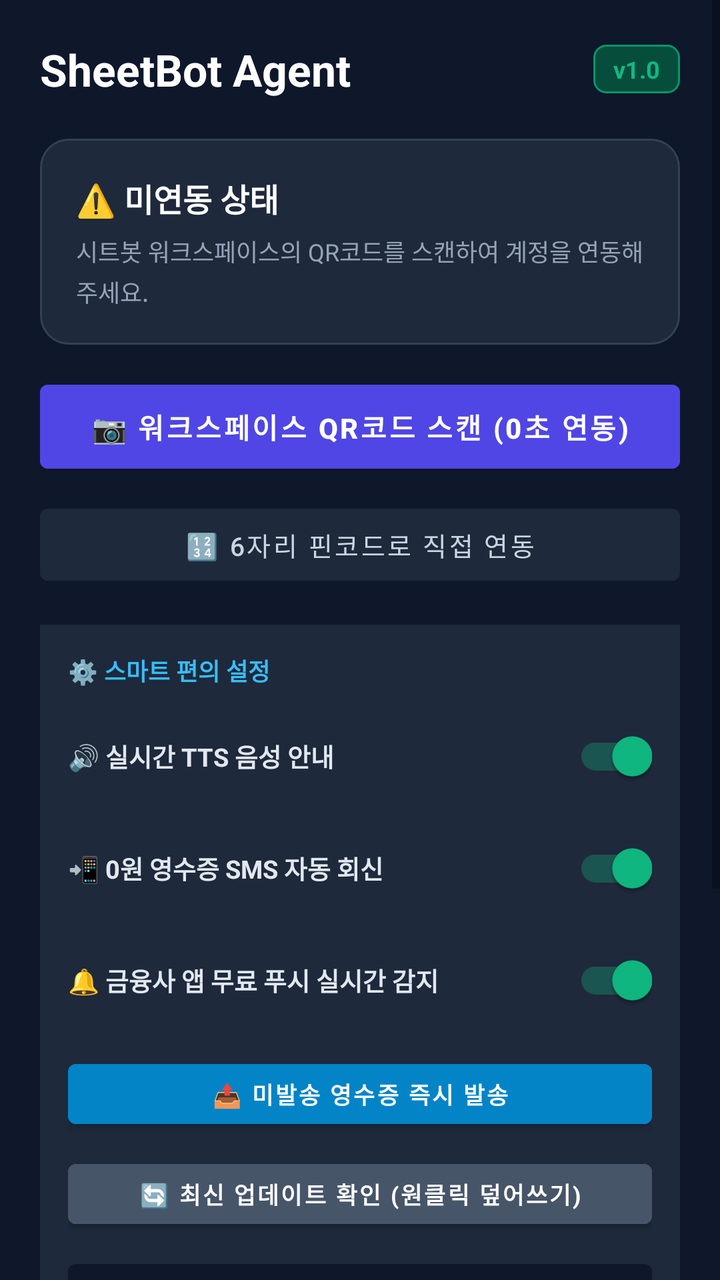
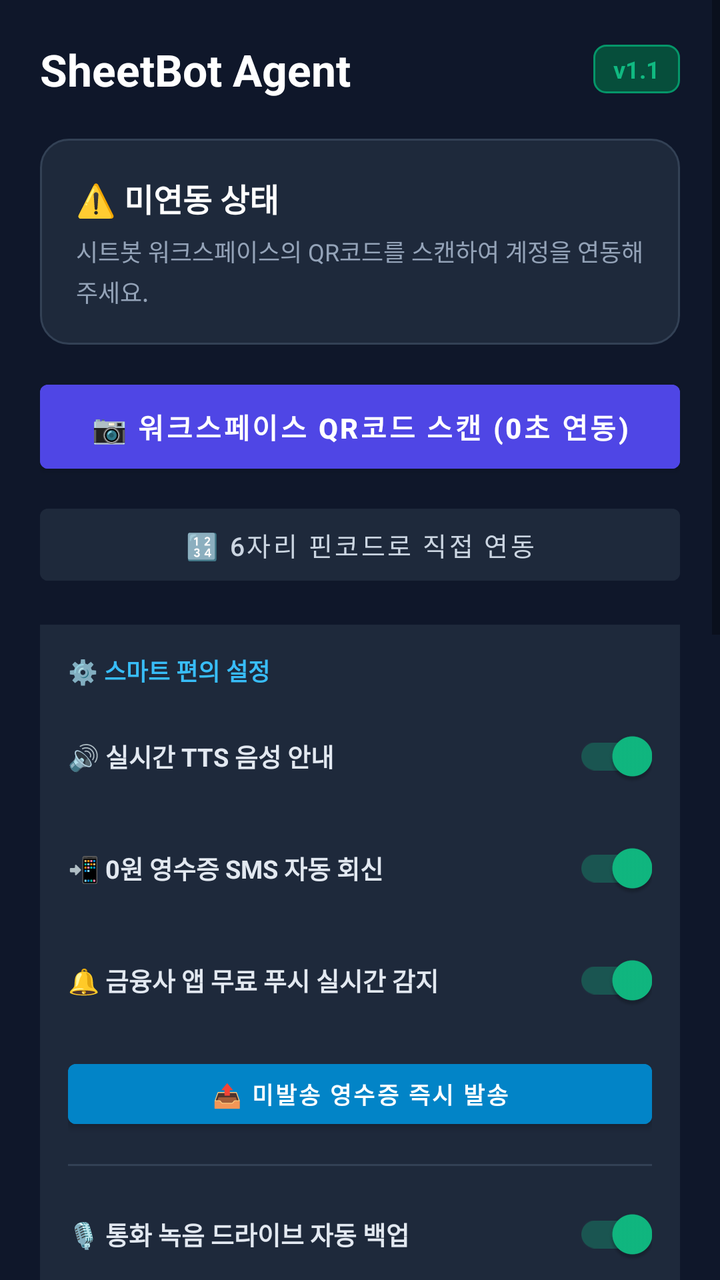

Compare the two renders of this Android layout. The source of the first and the diff that turns it into the second are given below.
<!-- AndroidManifest.xml: application theme Theme.SheetBotDepositAgent -->
<!-- res/layout/activity_main.xml -->
<?xml version="1.0" encoding="utf-8"?>
<FrameLayout xmlns:android="http://schemas.android.com/apk/res/android"
    xmlns:app="http://schemas.android.com/apk/res-auto"
    android:layout_width="match_parent"
    android:layout_height="match_parent"
    android:background="#0F172A">

    <ScrollView
        android:layout_width="match_parent"
        android:layout_height="match_parent"
        android:fillViewport="true">

    <LinearLayout
        android:layout_width="match_parent"
        android:layout_height="wrap_content"
        android:orientation="vertical"
        android:padding="20dp">

        
        <LinearLayout
            android:layout_width="match_parent"
            android:layout_height="wrap_content"
            android:orientation="horizontal"
            android:gravity="center_vertical"
            android:layout_marginBottom="20dp">

            <TextView
                android:layout_width="0dp"
                android:layout_height="wrap_content"
                android:layout_weight="1"
                android:text="SheetBot Agent"
                android:textColor="#FFFFFF"
                android:textSize="22sp"
                android:textStyle="bold" />

            <TextView
                android:layout_width="wrap_content"
                android:layout_height="wrap_content"
                android:background="@drawable/bg_badge_version"
                android:paddingHorizontal="10dp"
                android:paddingVertical="4dp"
                android:text="v1.0"
                android:textColor="#10B981"
                android:textSize="12sp"
                android:textStyle="bold" />
        </LinearLayout>

        
        <LinearLayout
            android:id="@+id/cardStatus"
            android:layout_width="match_parent"
            android:layout_height="wrap_content"
            android:orientation="vertical"
            android:padding="18dp"
            android:background="@drawable/bg_card_unpaired"
            android:layout_marginBottom="14dp">

            <TextView
                android:id="@+id/tvStatusTitle"
                android:layout_width="wrap_content"
                android:layout_height="wrap_content"
                android:text="⚠️ 미연동 상태"
                android:textColor="#FFFFFF"
                android:textSize="16sp"
                android:textStyle="bold" />

            <TextView
                android:id="@+id/tvStatusDesc"
                android:layout_width="match_parent"
                android:layout_height="wrap_content"
                android:layout_marginTop="6dp"
                android:text="시트봇 워크스페이스의 QR코드를 스캔하여 계정을 연동해 주세요."
                android:textColor="#94A3B8"
                android:textSize="12sp"
                android:lineSpacingExtra="3dp" />
        </LinearLayout>

        
        <LinearLayout
            android:id="@+id/layoutServerMonitor"
            android:layout_width="match_parent"
            android:layout_height="wrap_content"
            android:orientation="vertical"
            android:background="#1E293B"
            android:padding="14dp"
            android:layout_marginBottom="14dp"
            android:visibility="gone">

            <LinearLayout
                android:layout_width="match_parent"
                android:layout_height="wrap_content"
                android:orientation="horizontal"
                android:gravity="center_vertical"
                android:layout_marginBottom="6dp">

                <TextView
                    android:id="@+id/tvServerStatus"
                    android:layout_width="0dp"
                    android:layout_height="wrap_content"
                    android:layout_weight="1"
                    android:text="🌐 서버 통신: 🟢 정상 가동 (sheetbot.cloud)"
                    android:textColor="#E2E8F0"
                    android:textSize="12.5sp"
                    android:textStyle="bold" />

                <Button
                    android:id="@+id/btnRefreshServerStatus"
                    android:layout_width="wrap_content"
                    android:layout_height="34dp"
                    android:backgroundTint="#334155"
                    android:text="🔄 재점검"
                    android:textColor="#38BDF8"
                    android:textSize="11sp" />
            </LinearLayout>

            <TextView
                android:id="@+id/tvPendingDepositQueue"
                android:layout_width="match_parent"
                android:layout_height="wrap_content"
                android:text="📥 오프라인 안전 대기열: 0건 보관 중"
                android:textColor="#94A3B8"
                android:textSize="12sp" />
        </LinearLayout>

        
        <Button
            android:id="@+id/btnNotificationPermission"
            android:layout_width="match_parent"
            android:layout_height="wrap_content"
            android:layout_marginBottom="12dp"
            android:backgroundTint="#8B5CF6"
            android:text="🔔 금융사 앱 푸시 감지 권한 허용 (0원 통지)"
            android:textColor="#FFFFFF"
            android:textStyle="bold"
            android:visibility="gone" />

        
        <Button
            android:id="@+id/btnBatteryOpt"
            android:layout_width="match_parent"
            android:layout_height="wrap_content"
            android:layout_marginBottom="16dp"
            android:backgroundTint="#F59E0B"
            android:text="🔋 백그라운드 꺼짐 방지 설정 (배터리 제한 없음)"
            android:textColor="#FFFFFF"
            android:textStyle="bold"
            android:visibility="gone" />

        
        <ProgressBar
            android:id="@+id/progressBar"
            android:layout_width="wrap_content"
            android:layout_height="wrap_content"
            android:layout_gravity="center"
            android:layout_margin="8dp"
            android:visibility="gone" />

        
        <LinearLayout
            android:id="@+id/layoutUnpairedControls"
            android:layout_width="match_parent"
            android:layout_height="wrap_content"
            android:orientation="vertical"
            android:layout_marginBottom="16dp">

            <Button
                android:id="@+id/btnScanQr"
                android:layout_width="match_parent"
                android:layout_height="54dp"
                android:backgroundTint="#4F46E5"
                android:text="📷 워크스페이스 QR코드 스캔 (0초 연동)"
                android:textColor="#FFFFFF"
                android:textSize="14sp"
                android:textStyle="bold"
                android:layout_marginBottom="8dp" />

            <Button
                android:id="@+id/btnManualPin"
                android:layout_width="match_parent"
                android:layout_height="48dp"
                android:backgroundTint="#1E293B"
                android:text="🔢 6자리 핀코드로 직접 연동"
                android:textColor="#CBD5E1"
                android:textSize="13sp" />
        </LinearLayout>

        
        <LinearLayout
            android:id="@+id/layoutPairedControls"
            android:layout_width="match_parent"
            android:layout_height="wrap_content"
            android:orientation="vertical"
            android:layout_marginBottom="16dp"
            android:visibility="gone">

            <Button
                android:id="@+id/btnSyncPendingDeposits"
                android:layout_width="match_parent"
                android:layout_height="46dp"
                android:backgroundTint="#1E293B"
                android:text="📥 오프라인 대기열 서버 즉시 전송"
                android:textColor="#38BDF8"
                android:textSize="12.5sp"
                android:layout_marginBottom="8dp" />

            <Button
                android:id="@+id/btnUnlink"
                android:layout_width="match_parent"
                android:layout_height="44dp"
                android:backgroundTint="#334155"
                android:text="연동 해제"
                android:textColor="#94A3B8"
                android:textSize="12sp" />
        </LinearLayout>

        
        <LinearLayout
            android:layout_width="match_parent"
            android:layout_height="wrap_content"
            android:orientation="vertical"
            android:background="#1E293B"
            android:padding="14dp"
            android:layout_marginBottom="16dp">

            <TextView
                android:layout_width="wrap_content"
                android:layout_height="wrap_content"
                android:text="⚙️ 스마트 편의 설정"
                android:textColor="#38BDF8"
                android:textSize="12sp"
                android:textStyle="bold"
                android:layout_marginBottom="10dp" />

            <LinearLayout
                android:layout_width="match_parent"
                android:layout_height="wrap_content"
                android:orientation="horizontal"
                android:gravity="center_vertical"
                android:layout_marginBottom="8dp">

                <TextView
                    android:layout_width="0dp"
                    android:layout_height="wrap_content"
                    android:layout_weight="1"
                    android:text="🔊 실시간 TTS 음성 안내"
                    android:textColor="#E2E8F0"
                    android:textSize="12.5sp"
                    android:textStyle="bold" />

                <androidx.appcompat.widget.SwitchCompat
                    android:id="@+id/switchTts"
                    android:layout_width="wrap_content"
                    android:layout_height="wrap_content"
                    android:checked="true" />
            </LinearLayout>

            <LinearLayout
                android:layout_width="match_parent"
                android:layout_height="wrap_content"
                android:orientation="horizontal"
                android:gravity="center_vertical"
                android:layout_marginBottom="8dp">

                <TextView
                    android:layout_width="0dp"
                    android:layout_height="wrap_content"
                    android:layout_weight="1"
                    android:text="📲 0원 영수증 SMS 자동 회신"
                    android:textColor="#E2E8F0"
                    android:textSize="12.5sp"
                    android:textStyle="bold" />

                <androidx.appcompat.widget.SwitchCompat
                    android:id="@+id/switchReceiptSms"
                    android:layout_width="wrap_content"
                    android:layout_height="wrap_content"
                    android:checked="true" />
            </LinearLayout>

            <LinearLayout
                android:layout_width="match_parent"
                android:layout_height="wrap_content"
                android:orientation="horizontal"
                android:gravity="center_vertical"
                android:layout_marginBottom="12dp">

                <TextView
                    android:layout_width="0dp"
                    android:layout_height="wrap_content"
                    android:layout_weight="1"
                    android:text="🔔 금융사 앱 무료 푸시 실시간 감지"
                    android:textColor="#E2E8F0"
                    android:textSize="12.5sp"
                    android:textStyle="bold" />

                <androidx.appcompat.widget.SwitchCompat
                    android:id="@+id/switchPushDetection"
                    android:layout_width="wrap_content"
                    android:layout_height="wrap_content"
                    android:checked="true" />
            </LinearLayout>

            <Button
                android:id="@+id/btnSyncPendingReceipts"
                android:layout_width="match_parent"
                android:layout_height="42dp"
                android:backgroundTint="#0284C7"
                android:text="📤 미발송 영수증 즉시 발송"
                android:textColor="#FFFFFF"
                android:textSize="11.5sp"
                android:textStyle="bold"
                android:layout_marginBottom="8dp" />

            <Button
                android:id="@+id/btnCheckUpdate"
                android:layout_width="match_parent"
                android:layout_height="42dp"
                android:backgroundTint="#475569"
                android:text="🔄 최신 업데이트 확인 (원클릭 덮어쓰기)"
                android:textColor="#FFFFFF"
                android:textSize="11.5sp"
                android:textStyle="bold" />

            <Button
                android:id="@+id/btnEnterAod"
                android:layout_width="match_parent"
                android:layout_height="42dp"
                android:backgroundTint="#0F172A"
                android:text="🌙 올웨이즈 블랙 모드 (화면 번인 방지)"
                android:textColor="#94A3B8"
                android:textSize="11.5sp"
                android:textStyle="bold"
                android:layout_marginTop="8dp" />
        </LinearLayout>

        
        <LinearLayout
            android:id="@+id/layoutLastDeposit"
            android:layout_width="match_parent"
            android:layout_height="wrap_content"
            android:orientation="vertical"
            android:background="#1E293B"
            android:padding="14dp"
            android:layout_marginBottom="16dp"
            android:visibility="gone">

            <TextView
                android:layout_width="wrap_content"
                android:layout_height="wrap_content"
                android:text="최근 감지된 입금"
                android:textColor="#38BDF8"
                android:textSize="12sp"
                android:textStyle="bold" />

            <TextView
                android:id="@+id/tvLastDeposit"
                android:layout_width="match_parent"
                android:layout_height="wrap_content"
                android:layout_marginTop="4dp"
                android:text="내역 없음"
                android:textColor="#E2E8F0"
                android:textSize="11sp" />
        </LinearLayout>

        
        <TextView
            android:layout_width="wrap_content"
            android:layout_height="wrap_content"
            android:text="실시간 감지 로그"
            android:textColor="#64748B"
            android:textSize="12sp"
            android:textStyle="bold"
            android:layout_marginBottom="6dp" />

        <TextView
            android:id="@+id/tvLogs"
            android:layout_width="match_parent"
            android:layout_height="180dp"
            android:background="#020617"
            android:padding="12dp"
            android:textColor="#10B981"
            android:textSize="10.5sp"
            android:fontFamily="monospace"
            android:text="대기 중... 은행 입금 문자가 오면 자동으로 웹훅 전송됩니다.\n" />

    </LinearLayout>
    </ScrollView>

    
    <FrameLayout
        android:id="@+id/layoutAod"
        android:layout_width="match_parent"
        android:layout_height="match_parent"
        android:background="#000000"
        android:clickable="true"
        android:focusable="true"
        android:visibility="gone">

        <LinearLayout
            android:id="@+id/containerAodContent"
            android:layout_width="wrap_content"
            android:layout_height="wrap_content"
            android:layout_gravity="center"
            android:orientation="vertical"
            android:gravity="center">

            
            <View
                android:layout_width="8dp"
                android:layout_height="8dp"
                android:background="@drawable/bg_badge_version"
                android:backgroundTint="#10B981"
                android:layout_marginBottom="12dp" />

            <TextView
                android:id="@+id/tvAodClock"
                android:layout_width="wrap_content"
                android:layout_height="wrap_content"
                android:text="12:00"
                android:textColor="#334155"
                android:textSize="36sp"
                android:fontFamily="sans-serif-thin"
                android:textStyle="bold" />

            <TextView
                android:layout_width="wrap_content"
                android:layout_height="wrap_content"
                android:layout_marginTop="4dp"
                android:text="SheetBot 24H 입금 감지 중"
                android:textColor="#1E293B"
                android:textSize="11sp" />

            <TextView
                android:layout_width="wrap_content"
                android:layout_height="wrap_content"
                android:layout_marginTop="24dp"
                android:text="화면을 두 번 탭하면 복귀합니다"
                android:textColor="#1E293B"
                android:textSize="10sp" />
        </LinearLayout>
    </FrameLayout>
</FrameLayout>
<!-- resources referenced by this layout -->
<resources>
  <!-- drawable bg_badge_version (drawable) -->
  <?xml version="1.0" encoding="utf-8"?>
  <shape xmlns:android="http://schemas.android.com/apk/res/android"
      android:shape="rectangle">
      <corners android:radius="6dp" />
      <solid android:color="#064E3B" />
      <stroke android:width="1dp" android:color="#059669" />
  </shape>
  <!-- drawable bg_card_unpaired (drawable) -->
  <?xml version="1.0" encoding="utf-8"?>
  <shape xmlns:android="http://schemas.android.com/apk/res/android"
      android:shape="rectangle">
      <corners android:radius="14dp" />
      <solid android:color="#1E293B" />
      <stroke android:width="1dp" android:color="#334155" />
  </shape>
  <style name="Theme.SheetBotDepositAgent" parent="Theme.MaterialComponents.DayNight.NoActionBar">
          <item name="colorPrimary">@color/purple_500</item>
          <item name="colorPrimaryVariant">@color/purple_700</item>
          <item name="colorOnPrimary">@color/white</item>
          <item name="colorSecondary">@color/teal_200</item>
          <item name="colorSecondaryVariant">@color/teal_700</item>
          <item name="colorOnSecondary">@color/black</item>
          <item name="android:statusBarColor">#0F172A</item>
      </style>
  <color name="purple_500">#4F46E5</color>
  <color name="purple_700">#4338CA</color>
  <color name="white">#FFFFFFFF</color>
  <color name="teal_200">#10B981</color>
  <color name="teal_700">#059669</color>
  <color name="black">#000000</color>
</resources>

<!-- the commit's change to res/layout/activity_main.xml (unified diff, before → after) -->
@@ -39,7 +39,7 @@
                 android:background="@drawable/bg_badge_version"
                 android:paddingHorizontal="10dp"
                 android:paddingVertical="4dp"
-                android:text="v1.0"
+                android:text="v1.1"
                 android:textColor="#10B981"
                 android:textSize="12sp"
                 android:textStyle="bold" />
@@ -310,6 +310,128 @@
                 android:textSize="11.5sp"
                 android:textStyle="bold"
                 android:layout_marginBottom="8dp" />
+
+            
+            <View
+                android:layout_width="match_parent"
+                android:layout_height="1dp"
+                android:background="#334155"
+                android:layout_marginTop="6dp"
+                android:layout_marginBottom="10dp" />
+
+            <LinearLayout
+                android:layout_width="match_parent"
+                android:layout_height="wrap_content"
+                android:orientation="horizontal"
+                android:gravity="center_vertical"
+                android:layout_marginBottom="8dp">
+
+                <TextView
+                    android:layout_width="0dp"
+                    android:layout_height="wrap_content"
+                    android:layout_weight="1"
+                    android:text="🎙️ 통화 녹음 드라이브 자동 백업"
+                    android:textColor="#E2E8F0"
+                    android:textSize="12.5sp"
+                    android:textStyle="bold" />
+
+                <androidx.appcompat.widget.SwitchCompat
+                    android:id="@+id/switchCallRecording"
+                    android:layout_width="wrap_content"
+                    android:layout_height="wrap_content"
+                    android:checked="true" />
+            </LinearLayout>
+
+            <LinearLayout
+                android:id="@+id/layoutCallRecordingSettings"
+                android:layout_width="match_parent"
+                android:layout_height="wrap_content"
+                android:orientation="vertical"
+                android:background="#0F172A"
+                android:padding="10dp"
+                android:layout_marginBottom="12dp">
+
+                <TextView
+                    android:layout_width="wrap_content"
+                    android:layout_height="wrap_content"
+                    android:text="🎯 업로드 대상 번호/이름 (쉼표 구분, 빈칸은 전체):"
+                    android:textColor="#94A3B8"
+                    android:textSize="11sp"
+                    android:layout_marginBottom="4dp" />
+
+                <EditText
+                    android:id="@+id/etRecordingTargetFilter"
+                    android:layout_width="match_parent"
+                    android:layout_height="38dp"
+                    android:background="#1E293B"
+                    android:paddingHorizontal="10dp"
+                    android:hint="예: 010-7523-5071, 홍길동, 거래처"
+                    android:textColorHint="#64748B"
+                    android:textColor="#FFFFFF"
+                    android:textSize="11.5sp"
+                    android:layout_marginBottom="8dp" />
+
+                <TextView
+                    android:layout_width="wrap_content"
+                    android:layout_height="wrap_content"
+                    android:text="📁 구글 드라이브 저장 폴더명:"
+                    android:textColor="#94A3B8"
+                    android:textSize="11sp"
+                    android:layout_marginBottom="4dp" />
+
+                <EditText
+                    android:id="@+id/etRecordingDriveFolder"
+                    android:layout_width="match_parent"
+                    android:layout_height="38dp"
+                    android:background="#1E293B"
+                    android:paddingHorizontal="10dp"
+                    android:hint="[SheetBot] 통화 녹음"
+                    android:textColorHint="#64748B"
+                    android:textColor="#FFFFFF"
+                    android:textSize="11.5sp"
+                    android:layout_marginBottom="8dp" />
+
+                <LinearLayout
+                    android:layout_width="match_parent"
+                    android:layout_height="wrap_content"
+                    android:orientation="horizontal"
+                    android:gravity="center_vertical"
+                    android:layout_marginBottom="8dp">
+
+                    <TextView
+                        android:layout_width="0dp"
+                        android:layout_height="wrap_content"
+                        android:layout_weight="1"
+                        android:text="📊 [SheetBot] 통화 녹음 대장 시트 자동 기록"
+                        android:textColor="#CBD5E1"
+                        android:textSize="11sp" />
+
+                    <androidx.appcompat.widget.SwitchCompat
+                        android:id="@+id/switchRecordingSheet"
+                        android:layout_width="wrap_content"
+                        android:layout_height="wrap_content"
+                        android:checked="true" />
+                </LinearLayout>
+
+                <Button
+                    android:id="@+id/btnSaveRecordingSettings"
+                    android:layout_width="match_parent"
+                    android:layout_height="36dp"
+                    android:backgroundTint="#4F46E5"
+                    android:text="💾 통화 녹음 백업 설정 저장"
+                    android:textColor="#FFFFFF"
+                    android:textSize="11.5sp"
+                    android:layout_marginBottom="4dp" />
+
+                <Button
+                    android:id="@+id/btnSyncRecordingsNow"
+                    android:layout_width="match_parent"
+                    android:layout_height="36dp"
+                    android:backgroundTint="#059669"
+                    android:text="⚡ 지금 새 녹음 파일 즉시 동기화"
+                    android:textColor="#FFFFFF"
+                    android:textSize="11.5sp" />
+            </LinearLayout>
 
             <Button
                 android:id="@+id/btnCheckUpdate"
